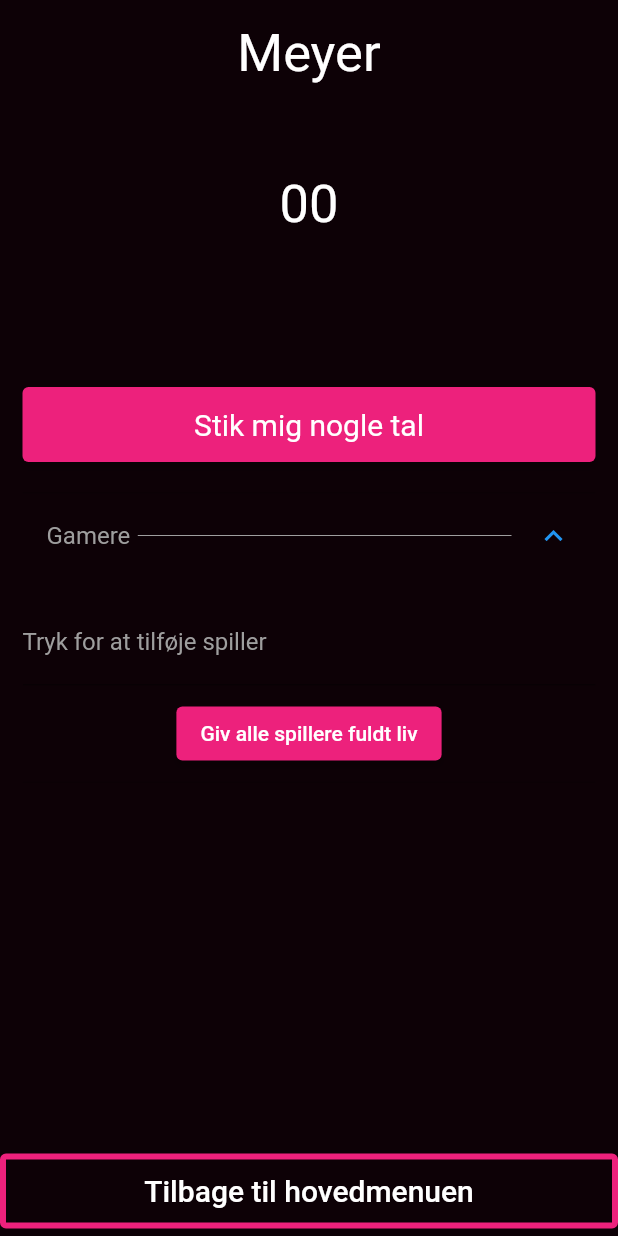
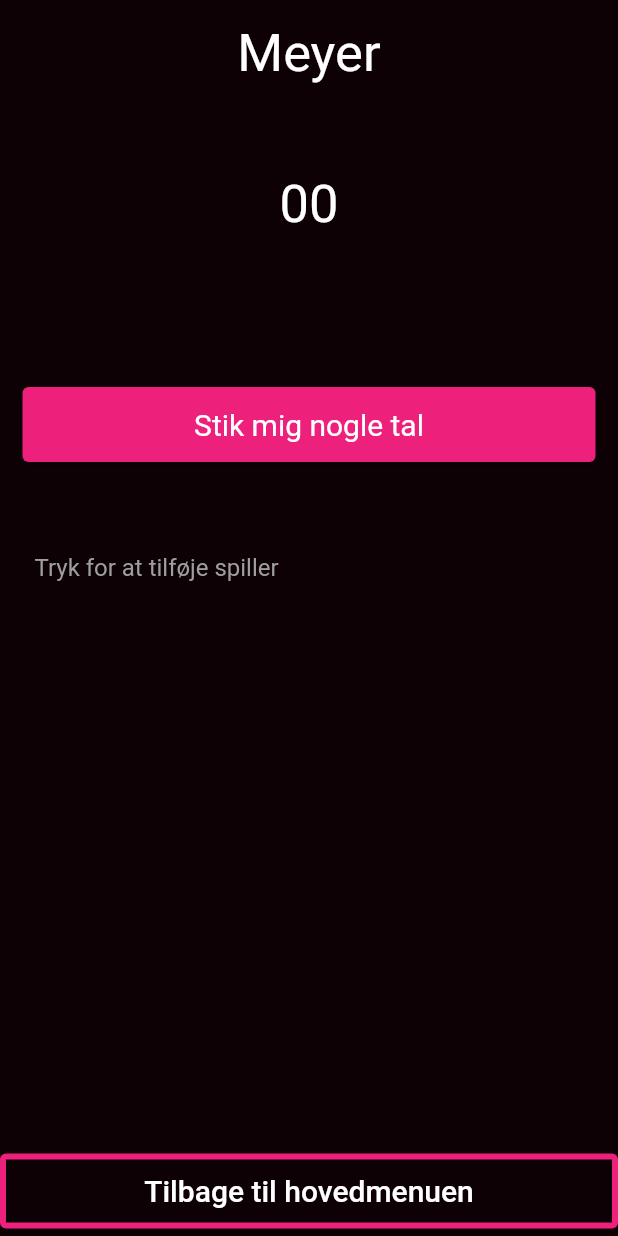
Before and after one commit to BellyMeister/druk-spil, a Flutter app: the MeyerPage screen opened directly, on a phone screen of 412 x 824 dp. Run offline on Flutter 3.47's test engine with Material 2 defaults, Android fonts, the phone set to English and light mode, and no system bars.

Commit message:
UI changes to playerlist based on if the game is started

```diff
--- a/lib/meyer/meyer.dart
+++ b/lib/meyer/meyer.dart
@@ -246,30 +246,15 @@ class _MeyerPageState extends State<MeyerPage> {
       )
     ) ?? false;
   }
+  Widget _addPlayersWidget(List<Widget> playersWidget){
+    return Padding(
 
-  Widget players(){
-    List<Widget> widgets = playersList.map((e) => playerWidget(e)).toList();
 
-    return Padding(
-      padding: const EdgeInsets.only(top: 15),
+      padding: const EdgeInsets.all(8.0),
       child: Column(
+        mainAxisSize: MainAxisSize.min,
         children: [
-          ExpansionTile(
-            initiallyExpanded: true,
-            collapsedIconColor: Colors.grey,
-            title: Row(
-              mainAxisSize: MainAxisSize.max,
-              children: [
-                Text("Gamere", style: TextStyle(color: Colors.grey)),
-                Container(width: 5),
-                Expanded(child: Divider(color: Colors.grey, height: 10)),
-              ],
-            ),
-            children: [
-              Row(
-                children: [
-                  Expanded(
-                    child: TextField(
+          TextField(
             maxLines: 1,
             style: TextStyle(color: Colors.white),
             textCapitalization: TextCapitalization.sentences,
@@ -288,9 +273,28 @@ class _MeyerPageState extends State<MeyerPage> {
             focusNode: focusNode,
             onSubmitted: (_) => addPlayer(),
           ),
-                  ),
+        Column(children: playersWidget)
+      ]),
+    );
+  }
+
+  Widget _healPlayersWidget(List<Widget> playersWidget){
+    return Column(
+      children: [
+        ExpansionTile(
+            tilePadding: EdgeInsets.zero,
+            initiallyExpanded: true,
+            collapsedIconColor: Colors.grey,
+            title: Row(
+              mainAxisSize: MainAxisSize.max,
+              children: [
+                Text("Gamere", style: TextStyle(color: Colors.grey)),
+                Container(width: 5),
+                Expanded(child: Divider(color: Colors.grey, height: 10)),
               ],
             ),
+          children: [
+            Column(children: playersWidget),
             Padding(
               padding: const EdgeInsets.all(8.0),
               child: ElevatedButton(
@@ -303,12 +307,19 @@ class _MeyerPageState extends State<MeyerPage> {
                 },
               ),
             ),
-              Column(children: widgets,)
+          ]
+          ,
+      ),
       ],
-          ),
+    );
+  }
 
-        ],
-      ),
+  Widget players(){
+    List<Widget> playersWidget = playersList.map((e) => playerWidget(e)).toList();
+
+    return Padding(
+      padding: const EdgeInsets.only(top: 15),
+      child: state == null ? _addPlayersWidget(playersWidget) : _healPlayersWidget(playersWidget)
     );
   }
 
@@ -316,16 +327,22 @@ class _MeyerPageState extends State<MeyerPage> {
     return Row(
       mainAxisSize: MainAxisSize.max,
       children: [
-        Column(
-          children: [
+        state == null ? Padding(
+          padding: const EdgeInsets.only(right: 8),
+          child: IconButton(
+            padding: EdgeInsets.zero,
+            icon: Icon(Icons.close, color: Theme.of(context).accentColor),
+            onPressed: () {
+              setState(() {
+                playersList.remove(player);
+              });
+            }
+          ),
+        )
+        : Container(),
         Text(player.name),
-          ],
-        ),
         Expanded(child: Container()),
-        Column(
-          crossAxisAlignment: CrossAxisAlignment.end,
-          children: [
-            Row(
+        state != null ? Row(
           children: [
             IconButton(
               icon: Icon(Icons.remove, color: Theme.of(context).accentColor),
@@ -351,9 +368,7 @@ class _MeyerPageState extends State<MeyerPage> {
               },
             ),
           ]
-            ),
-          ],
-        )
+        ) : Container()
       ],
     );
   }
```
Lines whose indentation alone changed are shown as unchanged.
